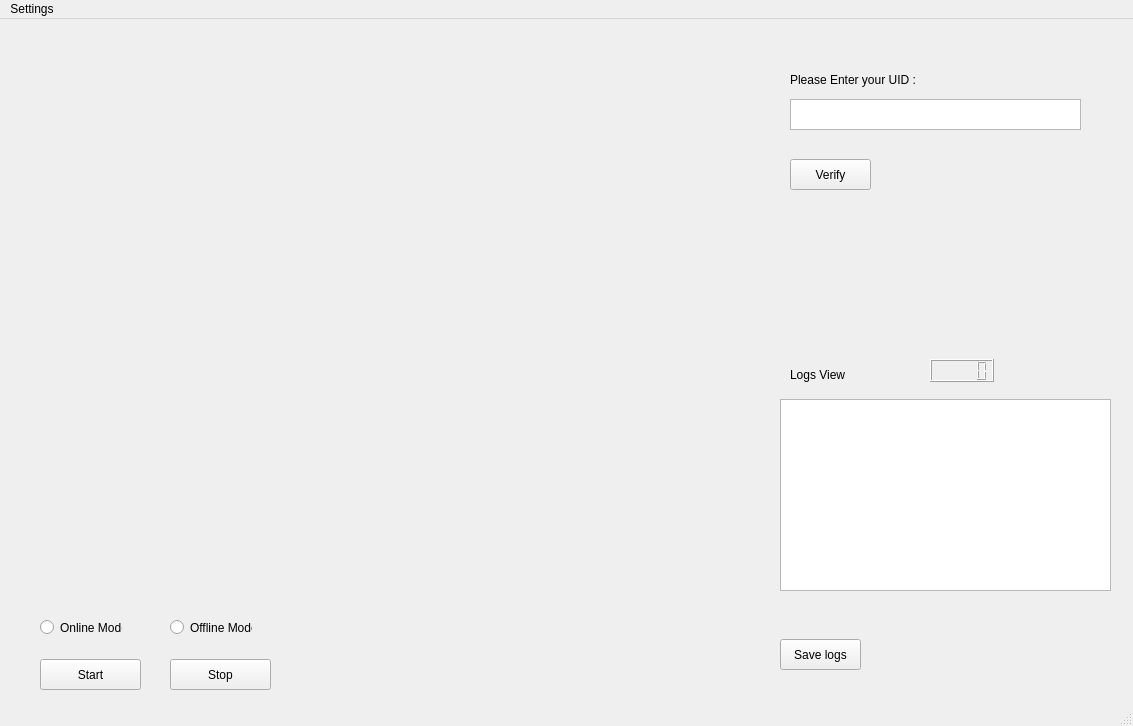
Above: Desktop/UI/Design1.ui from NishantGhanate/FinalYearProject before the change. Below: the same form after it.
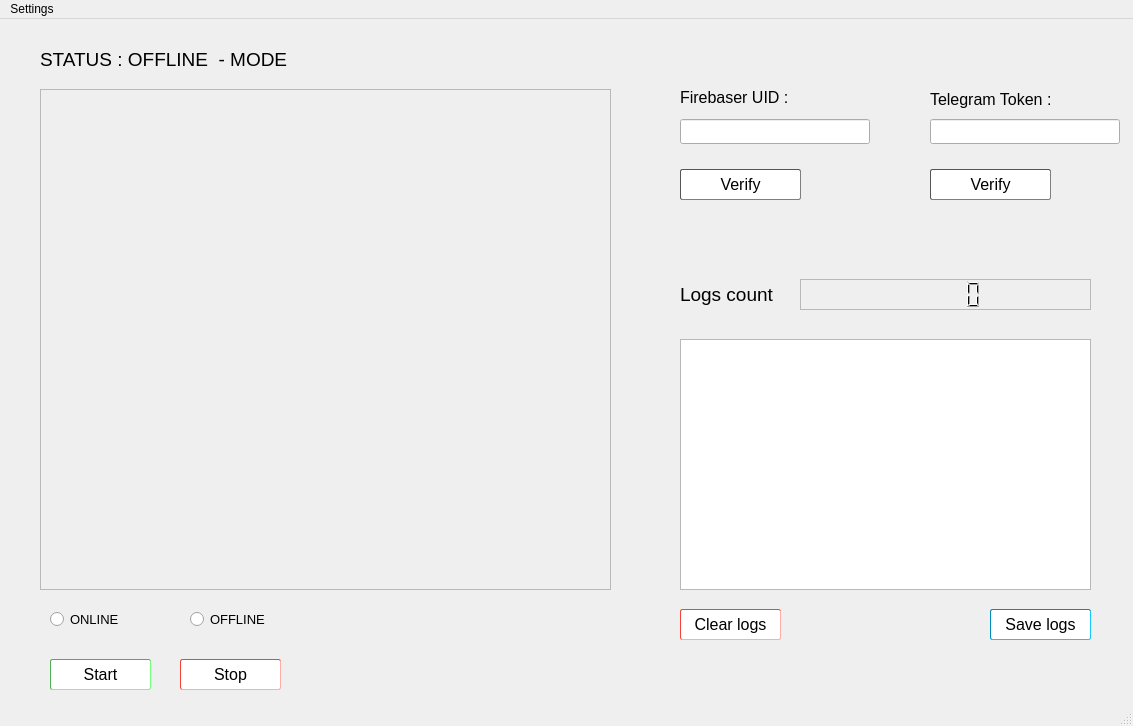
That is the form after the change.

Patch:
```diff
--- a/Desktop/UI/Design1.ui
+++ b/Desktop/UI/Design1.ui
@@ -12,23 +12,212 @@
   </property>
   <property name="maximumSize">
    <size>
-    <width>1366</width>
+    <width>1133</width>
     <height>726</height>
    </size>
   </property>
+  <property name="font">
+   <font>
+    <pointsize>12</pointsize>
+   </font>
+  </property>
   <property name="windowTitle">
    <string>MainWindow</string>
   </property>
+  <property name="styleSheet">
+   <string notr="true">
+QMainWindow#MainWindow
+{
+
+}
+QLabel#QlabelCamera
+{
+
+}
+
+QPushButton#pushButtonStart
+{
+font-size: 16px;
+background-color: white;
+border-color:#4CAF50;  /* Green */
+border-radius: 2px;
+padding: 4px;	
+border-style: inset;
+border-width:1.2px;
+ }
+
+QPushButton#pushButtonStart:hover 
+{
+border-style: outset;
+border-width:1.2px;
+background-color: #4CAF50; /* Green */
+color: white
+ }
+QPushButton#pushButtonStart:pressed 
+{
+border-style: outset;
+border-width:2.2px;
+background-color: #4CAF50; /* Green */
+color: white
+ }
+QPushButton#pushButtonStop 
+{
+font-size: 16px;
+background-color: white;
+border-color:#f44336;
+border-radius: 2px;
+padding: 4px;	
+border-style: inset;
+border-width:1.2px;
+ }
+
+QPushButton#pushButtonStop:hover 
+{
+border-style: outset;
+border-width:1.2px;
+background-color: #f44336; /* Green */
+color: white
+ }
+QPushButton#pushButtonStop:pressed 
+{
+border-style: outset;
+border-width:2.2px;
+background-color: #f44336; /* Green */
+color: white
+ }
+
+QPushButton#pushButtonSaveLog
+{
+font-size: 16px;
+background-color: white;
+border-color:#008CBA;
+border-radius: 2px;
+padding: 4px;	
+border-style: inset;
+border-width:1.2px;
+ }
+
+QPushButton#pushButtonSaveLog:hover 
+{
+border-style: outset;
+border-width:1.2px;
+background-color: #008CBA; /* BLUE */
+color: white
+ }
+QPushButton#pushButtonSaveLog:pressed 
+{
+border-style: outset;
+border-width:2.2px;
+background-color: #008CBA; /* BLUE */
+color: white
+ }
+
+QPushButton#pushButtonClearLog
+{
+font-size: 16px;
+background-color: white;
+border-color:#f44336; 
+border-radius: 2px;
+padding: 4px;	
+border-style: inset;
+border-width:1.2px;
+ }
+
+
+QPushButton#pushButtonClearLog:hover 
+{
+border-style: outset;
+border-width:1.2px;
+background-color: #f44336; /* RED */
+color: white
+ }
+QPushButton#pushButtonClearLog:pressed 
+{
+border-style: outset;
+border-width:2.2px;
+background-color: #f44336; /* RED */
+color: white
+ }
+
+
+QPushButton#pushButtonVerify
+{
+font-size: 16px;
+background-color: white;
+border-color:#555555;
+border-radius: 2px;
+padding: 4px;	
+border-style: inset;
+border-width:1.2px;
+ }
+
+QPushButton#pushButtonVerify:hover 
+{
+border-style: outset;
+border-width:1.2px;
+background-color: #555555; /* Grey */
+color: white
+ }
+QPushButton#pushButtonVerify:pressed 
+{
+border-style: outset;
+border-width:2.2px;
+background-color: #555555; /* Grey */
+color: white
+ }
+
+
+
+
+QPushButton#pushButtonTelegram
+{
+font-size: 16px;
+background-color: white;
+border-color:#555555;
+border-radius: 2px;
+padding: 4px;	
+border-style: inset;
+border-width:1.2px;
+ }
+QPushButton#pushButtonTelegram:hover 
+{
+border-style: outset;
+border-width:1.2px;
+background-color: #555555; /* Grey */
+color: white
+ }
+QPushButton#pushButtonTelegram:pressed 
+{
+border-style: outset;
+border-width:2.2px;
+background-color: #555555; /* Grey */
+color: white
+ }
+
+
+
+
+
+
+
+</string>
+  </property>
   <widget class="QWidget" name="centralwidget">
    <widget class="QLabel" name="QlabelCamera">
     <property name="geometry">
      <rect>
-      <x>20</x>
+      <x>40</x>
       <y>70</y>
-      <width>680</width>
-      <height>480</height>
+      <width>571</width>
+      <height>501</height>
      </rect>
     </property>
+    <property name="frameShape">
+     <enum>QFrame::StyledPanel</enum>
+    </property>
+    <property name="frameShadow">
+     <enum>QFrame::Sunken</enum>
+    </property>
     <property name="text">
      <string/>
     </property>
@@ -36,12 +225,17 @@
    <widget class="QPushButton" name="pushButtonStart">
     <property name="geometry">
      <rect>
-      <x>40</x>
+      <x>50</x>
       <y>640</y>
       <width>101</width>
       <height>31</height>
      </rect>
     </property>
+    <property name="font">
+     <font>
+      <pointsize>1</pointsize>
+     </font>
+    </property>
     <property name="text">
      <string>Start</string>
     </property>
@@ -49,12 +243,17 @@
    <widget class="QPushButton" name="pushButtonStop">
     <property name="geometry">
      <rect>
-      <x>170</x>
+      <x>180</x>
       <y>640</y>
       <width>101</width>
       <height>31</height>
      </rect>
     </property>
+    <property name="font">
+     <font>
+      <pointsize>1</pointsize>
+     </font>
+    </property>
     <property name="text">
      <string>Stop</string>
     </property>
@@ -62,12 +261,17 @@
    <widget class="QPushButton" name="pushButtonSaveLog">
     <property name="geometry">
      <rect>
-      <x>780</x>
-      <y>620</y>
-      <width>81</width>
+      <x>990</x>
+      <y>590</y>
+      <width>101</width>
       <height>31</height>
      </rect>
     </property>
+    <property name="font">
+     <font>
+      <pointsize>1</pointsize>
+     </font>
+    </property>
     <property name="text">
      <string>Save logs</string>
     </property>
@@ -75,61 +279,71 @@
    <widget class="QLabel" name="labelLogs">
     <property name="geometry">
      <rect>
-      <x>790</x>
-      <y>340</y>
+      <x>680</x>
+      <y>260</y>
       <width>141</width>
       <height>31</height>
      </rect>
     </property>
+    <property name="font">
+     <font>
+      <pointsize>14</pointsize>
+     </font>
+    </property>
     <property name="text">
-     <string>Logs View</string>
+     <string>Logs count</string>
     </property>
    </widget>
    <widget class="QRadioButton" name="radioButtonOnline">
     <property name="geometry">
      <rect>
-      <x>40</x>
-      <y>600</y>
-      <width>82</width>
-      <height>17</height>
+      <x>50</x>
+      <y>590</y>
+      <width>91</width>
+      <height>21</height>
      </rect>
     </property>
+    <property name="font">
+     <font>
+      <pointsize>10</pointsize>
+     </font>
+    </property>
     <property name="text">
-     <string>Online Mode</string>
+     <string>ONLINE </string>
     </property>
    </widget>
    <widget class="QRadioButton" name="radioButtonOffline">
     <property name="geometry">
      <rect>
-      <x>170</x>
-      <y>600</y>
-      <width>82</width>
-      <height>17</height>
+      <x>190</x>
+      <y>590</y>
+      <width>81</width>
+      <height>21</height>
      </rect>
     </property>
+    <property name="font">
+     <font>
+      <pointsize>10</pointsize>
+     </font>
+    </property>
     <property name="text">
-     <string>Offline Mode</string>
-    </property>
-   </widget>
-   <widget class="QTextEdit" name="textEdit">
-    <property name="geometry">
-     <rect>
-      <x>790</x>
-      <y>80</y>
-      <width>291</width>
-      <height>31</height>
-     </rect>
+     <string>OFFLINE  </string>
     </property>
    </widget>
    <widget class="QPushButton" name="pushButtonVerify">
     <property name="geometry">
      <rect>
-      <x>790</x>
-      <y>140</y>
-      <width>81</width>
+      <x>680</x>
+      <y>150</y>
+      <width>121</width>
       <height>31</height>
      </rect>
     </property>
+    <property name="font">
+     <font>
+      <pointsize>1</pointsize>
+     </font>
+    </property>
     <property name="text">
      <string>Verify</string>
     </property>
@@ -137,34 +351,138 @@
    <widget class="QLabel" name="labelUid">
     <property name="geometry">
      <rect>
-      <x>790</x>
-      <y>50</y>
-      <width>261</width>
-      <height>21</height>
+      <x>680</x>
+      <y>70</y>
+      <width>141</width>
+      <height>16</height>
      </rect>
     </property>
+    <property name="font">
+     <font>
+      <pointsize>12</pointsize>
+     </font>
+    </property>
     <property name="text">
-     <string>Please Enter your UID :</string>
+     <string>Firebaser UID :</string>
     </property>
    </widget>
    <widget class="QListWidget" name="listWidgetLogs">
     <property name="geometry">
      <rect>
-      <x>780</x>
-      <y>380</y>
-      <width>331</width>
-      <height>192</height>
+      <x>680</x>
+      <y>320</y>
+      <width>411</width>
+      <height>251</height>
      </rect>
     </property>
    </widget>
    <widget class="QLCDNumber" name="lcdNumber">
     <property name="geometry">
      <rect>
+      <x>800</x>
+      <y>260</y>
+      <width>291</width>
+      <height>31</height>
+     </rect>
+    </property>
+    <property name="autoFillBackground">
+     <bool>true</bool>
+    </property>
+    <property name="frameShape">
+     <enum>QFrame::StyledPanel</enum>
+    </property>
+   </widget>
+   <widget class="QLabel" name="labelMode">
+    <property name="geometry">
+     <rect>
+      <x>40</x>
+      <y>30</y>
+      <width>251</width>
+      <height>21</height>
+     </rect>
+    </property>
+    <property name="font">
+     <font>
+      <pointsize>14</pointsize>
+     </font>
+    </property>
+    <property name="frameShape">
+     <enum>QFrame::NoFrame</enum>
+    </property>
+    <property name="frameShadow">
+     <enum>QFrame::Sunken</enum>
+    </property>
+    <property name="text">
+     <string>STATUS : OFFLINE  - MODE</string>
+    </property>
+   </widget>
+   <widget class="QLineEdit" name="lineEditUid">
+    <property name="geometry">
+     <rect>
+      <x>680</x>
+      <y>100</y>
+      <width>190</width>
+      <height>25</height>
+     </rect>
+    </property>
+   </widget>
+   <widget class="QLabel" name="labelToken">
+    <property name="geometry">
+     <rect>
       <x>930</x>
-      <y>340</y>
-      <width>64</width>
-      <height>23</height>
+      <y>70</y>
+      <width>141</width>
+      <height>21</height>
      </rect>
+    </property>
+    <property name="font">
+     <font>
+      <pointsize>12</pointsize>
+     </font>
+    </property>
+    <property name="text">
+     <string>Telegram Token :</string>
+    </property>
+   </widget>
+   <widget class="QPushButton" name="pushButtonTelegram">
+    <property name="geometry">
+     <rect>
+      <x>930</x>
+      <y>150</y>
+      <width>121</width>
+      <height>31</height>
+     </rect>
+    </property>
+    <property name="text">
+     <string>Verify</string>
+    </property>
+   </widget>
+   <widget class="QLineEdit" name="lineEditToken">
+    <property name="geometry">
+     <rect>
+      <x>930</x>
+      <y>100</y>
+      <width>190</width>
+      <height>25</height>
+     </rect>
+    </property>
+   </widget>
+   <widget class="QPushButton" name="pushButtonClearLog">
+    <property name="geometry">
+     <rect>
+      <x>680</x>
+      <y>590</y>
+      <width>101</width>
+      <height>31</height>
+     </rect>
+    </property>
+    <property name="font">
+     <font>
+      <pointsize>10</pointsize>
+     </font>
+    </property>
+    <property name="text">
+     <string>Clear logs</string>
     </property>
    </widget>
   </widget>
```
